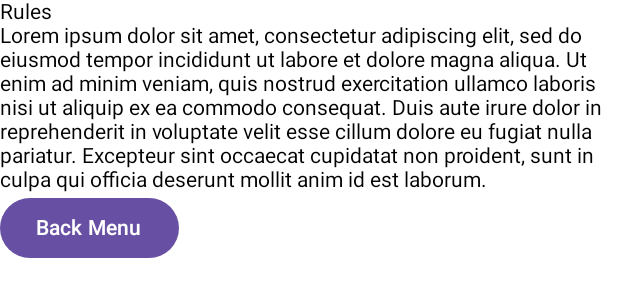
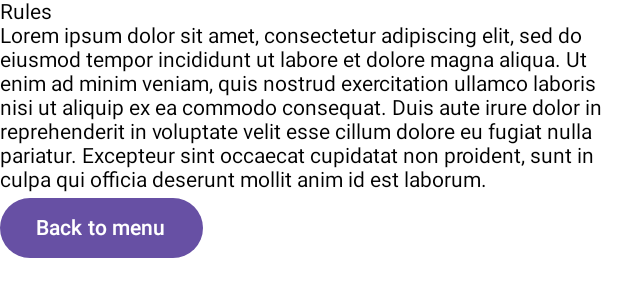
Before and after one commit to loursblanc/Memorysator, an Android app built with Jetpack Compose: the @Preview function RulesScreenPreview, on a phone screen of 412 x 824 dp. Shown: the top 300 px of the screen. Run offline under Robolectric (Android 15) with nearby library versions, the phone set to English and light mode, and no system bars.

```diff
--- a/app/src/main/res/values/strings.xml
+++ b/app/src/main/res/values/strings.xml
@@ -2,7 +2,7 @@
     <string name="app_name">memorysator</string>
     <string name="app_title">Memorysator</string>
     <string name="start_button">Play</string>
-    <string name="return_main_menu_button">Back Menu</string>
+    <string name="return_main_menu_button">Back to menu</string>
     <string name="rules_title">Rules</string>
     <string name="Difficulty_Title">Difficulty</string>
     <string name="rules">Lorem ipsum dolor sit amet, consectetur adipiscing elit, sed do
```
